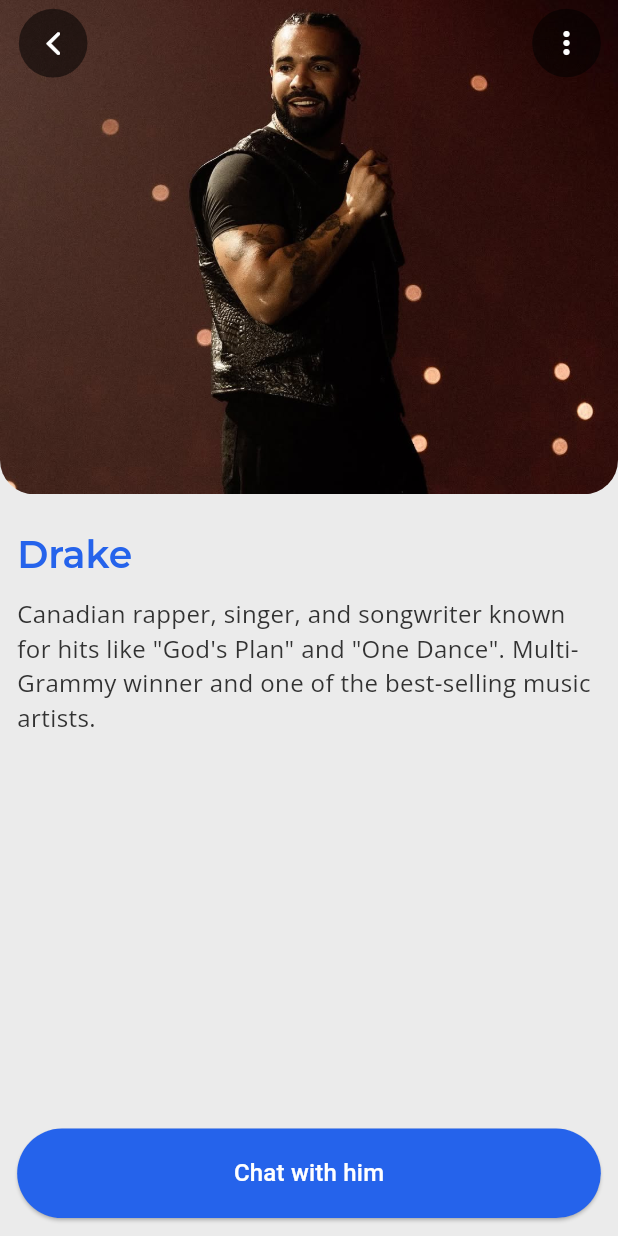
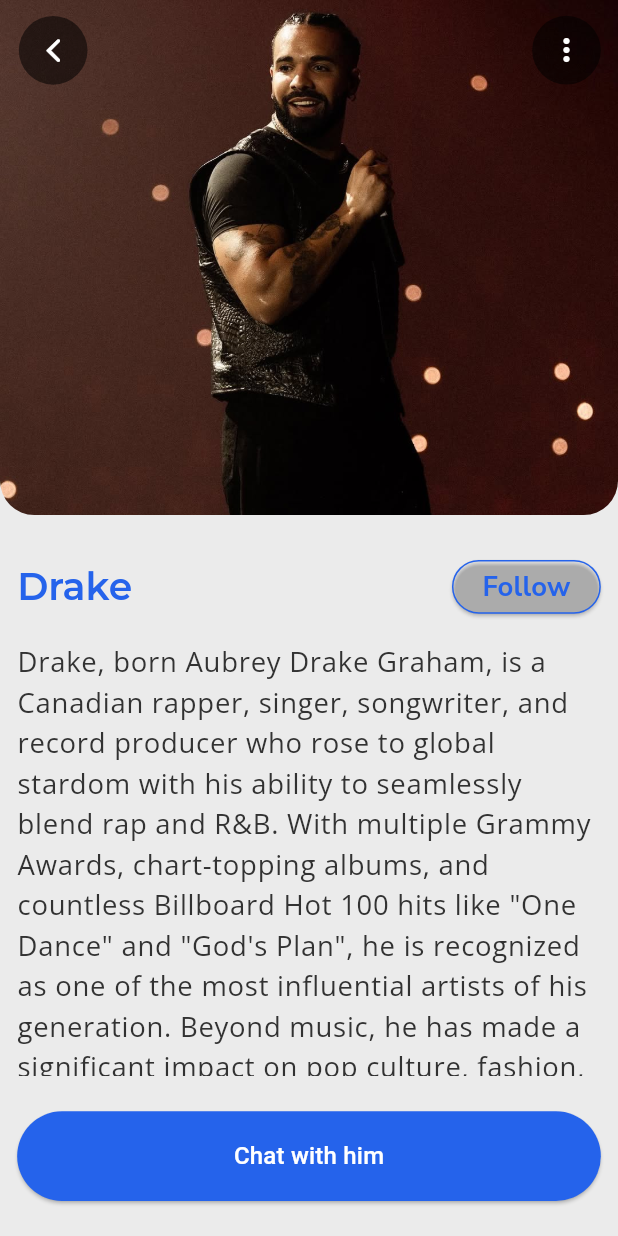
Before and after one commit to ayindequdus22/celeb-voice, a Flutter app: the HomeScreen screen opened by its route, after a tap on "Drake", on a phone screen of 412 x 824 dp. Run offline on Flutter 3.47's test engine with Material 3 defaults, Android fonts, the phone set to English and light mode, and no system bars; our stand-ins replace flutter_otp_text_field, flutter_screenutil, get, google_fonts, shared_preferences; accounts and stored records are empty.

Commit message:
Artist page almost done

```diff
--- a/lib/main.dart
+++ b/lib/main.dart
@@ -36,7 +36,7 @@
           onGenerateRoute: (RouteSettings e) {
             switch (e.name) {
               case "/":
-                return getPage(widget: ResetPassword());
+                return getPage(widget: HomeScreen());
               case "/auth/login":
                 return getPage(widget: LoginScreen());
               case "/auth/register":
--- a/lib/model/home_celebrity.dart
+++ b/lib/model/home_celebrity.dart
@@ -2,52 +2,47 @@
   final String name;
   final String image;
   final String description;
-  const HomeCelebrityModel({
-    required this.name,
-    required this.image,
-    required this.description,
-  });
+  const HomeCelebrityModel({required this.name, required this.image, required this.description});
 }
-
 List<HomeCelebrityModel> celebModel = [
   HomeCelebrityModel(
     name: 'Drake',
     image: 'assets/images/celebrity/drake.jpg',
-    description: 'Canadian rapper, singer, and songwriter known for hits like "God\'s Plan" and "One Dance". Multi-Grammy winner and one of the best-selling music artists.',
+    description: 'Drake, born Aubrey Drake Graham, is a Canadian rapper, singer, songwriter, and record producer who rose to global stardom with his ability to seamlessly blend rap and R&B. With multiple Grammy Awards, chart-topping albums, and countless Billboard Hot 100 hits like "One Dance" and "God\'s Plan", he is recognized as one of the most influential artists of his generation. Beyond music, he has made a significant impact on pop culture, fashion, and the global expansion of hip hop.',
   ),
   HomeCelebrityModel(
     name: "Olamide",
     image: "assets/images/celebrity/olamide1.jpg",
-    description: 'Nigerian rapper and singer, pioneer of street-hop music in Nigeria. Known as "Baddo" and founder of YBNL Nation record label.',
+    description: 'Olamide Adedeji, popularly known as Olamide Baddo, is a Nigerian rapper, singer, and songwriter credited with pioneering the street-hop sound in Nigeria. As the founder of YBNL Nation, he has nurtured some of Africa\'s biggest stars while also producing countless hits like "Eni Duro", "Wo!!", and "Motigbana". Known for his Yoruba rap, unique flow, and street-inspired storytelling, Olamide remains one of the most influential figures in modern African music.',
   ),
   HomeCelebrityModel(
+    name: "21 Savage",
     image: "assets/images/celebrity/savage.jpg",
-    name: "21 Savage",
-    description: 'British-American rapper known for his distinctive delivery and hits like "Bank Account" and "A Lot". Grammy-winning artist with a unique trap sound.',
+    description: '21 Savage, born Shéyaa Bin Abraham-Joseph, is a British-American rapper known for his raw lyricism, deep voice, and unapologetically authentic storytelling. Breaking through with songs like "Bank Account" and "A Lot", he has become a Grammy Award-winning artist who blends gritty trap beats with socially conscious themes. With his distinct style and influence in the rap scene, 21 Savage stands as one of the most respected figures in modern hip hop.',
   ),
   HomeCelebrityModel(
+    name: "Asake",
     image: "assets/images/celebrity/asake.jpg",
-    name: "Asake",
-    description: 'Nigerian Afrobeats singer and songwriter signed to YBNL Nation. Known for fusion of Amapiano and Afrobeats with hits like "Sungba" and "Terminator".',
+    description: 'Ahmed Ololade, widely known as Asake, is a Nigerian Afrobeats sensation signed under Olamide’s YBNL Nation. His music is defined by a fusion of Amapiano, Fuji, and Afrobeats, creating an energetic and refreshing sound that has taken the world by storm. With smash hits like "Sungba", "Peace Be Unto You", and "Terminator", Asake has quickly become one of Africa’s fastest-rising stars, known for his unique vocal delivery and electrifying stage performances.',
   ),
   HomeCelebrityModel(
+    name: "Wizkid",
     image: "assets/images/celebrity/wizkid.jpeg",
-    name: "Wizkid",
-    description: 'Nigerian superstar and Afrobeats pioneer. Grammy-winning artist known for "Essence" and collaborations with Drake, Beyoncé, and other global stars.',
+    description: 'Ayodeji Ibrahim Balogun, famously known as Wizkid, is a Nigerian superstar who has played a major role in bringing Afrobeats to the global stage. From his early breakout with "Holla at Your Boy" to international successes like "Ojuelegba", "Essence", and collaborations with Drake, Beyoncé, and Justin Bieber, Wizkid has solidified his place as one of Africa’s biggest exports. A Grammy Award-winning artist, he is admired for his smooth voice, infectious melodies, and trailblazing influence on modern African music.',
   ),
   HomeCelebrityModel(
     name: 'Dave',
     image: 'assets/images/celebrity/dave.jpg',
-    description: 'British rapper, singer, and songwriter known for socially conscious lyrics. Mercury Prize and Brit Award winner with hits like "Location" and "Starlight".',
+    description: 'David Orobosa Omoregie, professionally known as Dave or Santan Dave, is a British rapper, singer, songwriter, and record producer celebrated for his thought-provoking lyrics and storytelling. His debut album "Psychodrama" won the Mercury Prize and Brit Award for Album of the Year, cementing his place as one of the UK’s most important voices in rap. With hit singles like "Location" and "Starlight", Dave has combined artistry with activism, making music that resonates beyond entertainment.',
   ),
   HomeCelebrityModel(
     name: "Ruger",
     image: "assets/images/celebrity/ruger.jpg",
-    description: 'Nigerian Afrobeats singer signed to Jonzing World. Known for his eye patch style and hits like "Bounce" and "Asiwaju".',
+    description: 'Ruger, born Michael Adebayo Olayinka, is a Nigerian Afrobeats and Dancehall artist signed to Jonzing World. Known for his trademark eyepatch and bold persona, he has quickly built a reputation for his energetic performances and catchy tracks like "Bounce", "Dior", and "Asiwaju". With his fusion of Afro-dancehall and street-inspired sounds, Ruger represents a new wave of Nigerian artists pushing Afrobeats to international recognition.',
   ),
   HomeCelebrityModel(
+    name: "Central Cee",
     image: "assets/images/celebrity/cench.jpg",
-    name: "Central Cee",
-    description: 'British rapper from West London known for UK drill and melodic rap. Breakout artist with viral hits like "Doja" and "Sprinter".',
+    description: 'Central Cee, born Oakley Neil H. T. Caesar-Su, is a British rapper and songwriter from West London who has become one of the faces of UK drill. Rising to prominence with tracks like "Loading", "Doja", and "Sprinter", his ability to blend raw UK drill with melodic rap has earned him a massive global fanbase. With his unique style, fashion-forward image, and relatable storytelling, Central Cee has positioned himself as one of the most exciting voices in modern UK rap.',
   ),
 ];
--- a/lib/screens/celeb_page.dart
+++ b/lib/screens/celeb_page.dart
@@ -4,15 +4,24 @@
 import 'package:flutter_screenutil/flutter_screenutil.dart';
 import 'package:get/get.dart';
 
-class CelebPage extends StatelessWidget {
+class CelebPage extends StatefulWidget {
   const CelebPage({super.key, required this.celeb});
   final HomeCelebrityModel celeb;
+
+  @override
+  State<CelebPage> createState() => _CelebPageState();
+}
+
+class _CelebPageState extends State<CelebPage> {
+  bool isFollowed = false;
   @override
   Widget build(BuildContext context) {
     final themeContext = Theme.of(context);
-    return SafeArea(
-      child: Scaffold(
-        body: Column(
+    print(isFollowed);
+    return Scaffold(
+      body: SafeArea(
+        child: SingleChildScrollView(
+          child: Column(
             children: [
               Stack(
                 alignment: Alignment.center,
@@ -23,10 +32,10 @@
                       bottom: Radius.circular(20.r),
                     ),
                     child: Hero(
-                    tag: celeb.image,
+                      tag: widget.celeb.image,
                       child: Image(
-                      image: AssetImage(celeb.image),
-                      height: ScreenUtil().screenHeight / 2.5,
+                        image: AssetImage(widget.celeb.image),
+                        height: ScreenUtil().screenHeight / 2.4,
                         fit: BoxFit.fitWidth,
                         alignment: AlignmentGeometry.topCenter,
                         width: ScreenUtil().screenWidth,
@@ -34,7 +43,7 @@
                     ),
                   ),
                   Positioned(
-                  top: 4.h,
+                    top: 8.h,
                     left: 0,
                     width: ScreenUtil().screenWidth,
                     child: Padding(
@@ -61,6 +70,7 @@
                           ),
 
                           PopupMenuButton<String>(
+                            tooltip: "More Options",
                             child: Container(
                               height: 40.h,
                               width: 40.w,
@@ -77,14 +87,9 @@
                               // Handle menu selection
                             },
                             itemBuilder: (BuildContext context) => [
-                            PopupMenuItem(
-                              value: 'settings',
-                              child: Text('Settings'),
-                            ),
-                            PopupMenuItem(
-                              value: 'logout',
-                              child: Text('Logout'),
-                            ),
+                              popupMenuItem(value: "share", title: "Share"),
+                              popupMenuItem(title: "Report", value: "report"),
+                              popupMenuItem(value: "block", title: "Block"),
                             ],
                           ),
                         ],
@@ -101,29 +106,78 @@
                   children: [
                     20.verticalSpace,
 
+                    Row(
+                      mainAxisAlignment: MainAxisAlignment.spaceBetween,
+                      children: [
                         Text(
-                    celeb.name,
+                          widget.celeb.name,
                           style: themeContext.textTheme.titleLarge!.copyWith(
                             color: themeContext.colorScheme.primary,
                           ),
                         ),
+                        10.horizontalSpace,
+
+                    isFollowed ?ElevatedButton(onPressed: (){}, child: Text("Following"), style: ElevatedButton.styleFrom(backgroundColor: themeContext.colorScheme.primary),):  ElevatedButton(
+                          style: ElevatedButton.styleFrom(
+                            backgroundColor: Colors.transparent,
+
+                            minimumSize: Size(10.w, 30.h),
+
+                            side: BorderSide(
+                              color: themeContext.colorScheme.primary,
+                            ),
+                            shape: RoundedRectangleBorder(
+                              borderRadius: BorderRadius.circular(20.r),
+                            ),
+                          ),
+                          onPressed: () => setState(() {
+                            isFollowed = true;
+                          }),
+                          child: Text(
+                            "Follow",
+                            style: themeContext.textTheme.labelLarge!.copyWith(
+                              color: themeContext.colorScheme.primary,
+                            ),
+                          ),
+                        ),
+                      ],
+                    ),
                     10.verticalSpace,
-                  Text(celeb.description),
+                    Text(
+                      widget.celeb.description,
+                      style: themeContext.textTheme.bodyLarge,
+                    ),
                   ],
                 ),
               ),
             ],
           ),
+        ),
+      ),
 
       bottomNavigationBar: Container(
         decoration: BoxDecoration(color: themeContext.colorScheme.surface),
         padding: EdgeInsets.symmetric(horizontal: 10.r, vertical: 10.h),
+        margin: EdgeInsets.symmetric(vertical: 10.r),
         child: ElevatedButton(
           onPressed: () {},
           style: ButtonStyle(),
           child: Text("Chat with him"),
         ),
       ),
+    );
+  }
+
+  PopupMenuItem<String> popupMenuItem({
+    required String value,
+    required String title,
+  }) {
+    final theme = Theme.of(Get.context!).textTheme;
+    return PopupMenuItem(
+      value: value,
+      child: SizedBox(
+        width: 100.w,
+        child: Text(title, style: theme.bodyLarge),
       ),
     );
   }
--- a/lib/screens/home_screen.dart
+++ b/lib/screens/home_screen.dart
@@ -35,8 +35,7 @@
     final FocusNode focusNode = FocusNode();
 
     return Scaffold(
-      body: Padding(
-        padding: EdgeInsets.symmetric(vertical: 15.r),
+      body: SafeArea(
         child: GestureDetector(
           onTap: () => focusNode.unfocus(),
           child: NestedScrollView(
@@ -57,7 +56,7 @@
                       20.verticalSpace,
                       Text(
                         "Trending celebs",
-                        style: themeContext.textTheme.titleSmall,
+                        style: themeContext.textTheme.titleMedium,
                       ),
                       5.verticalSpace,
 
@@ -109,7 +108,7 @@
                                     5.verticalSpace,
                                     Text(
                                       celeb.name,
-                                      style: themeContext.textTheme.bodySmall,
+                                      style: themeContext.textTheme.bodyMedium,
                                     ),
                                   ],
                                 ),
@@ -122,7 +121,7 @@
                       20.verticalSpace,
                       Text(
                         "Categories",
-                        style: themeContext.textTheme.titleSmall,
+                        style: themeContext.textTheme.titleMedium,
                       ),
                       5.verticalSpace,
                     ],
```
Also changed, not shown: lib/themes/app_theme.dart (+4 -3 lines). Lines whose indentation alone changed are shown as unchanged.
